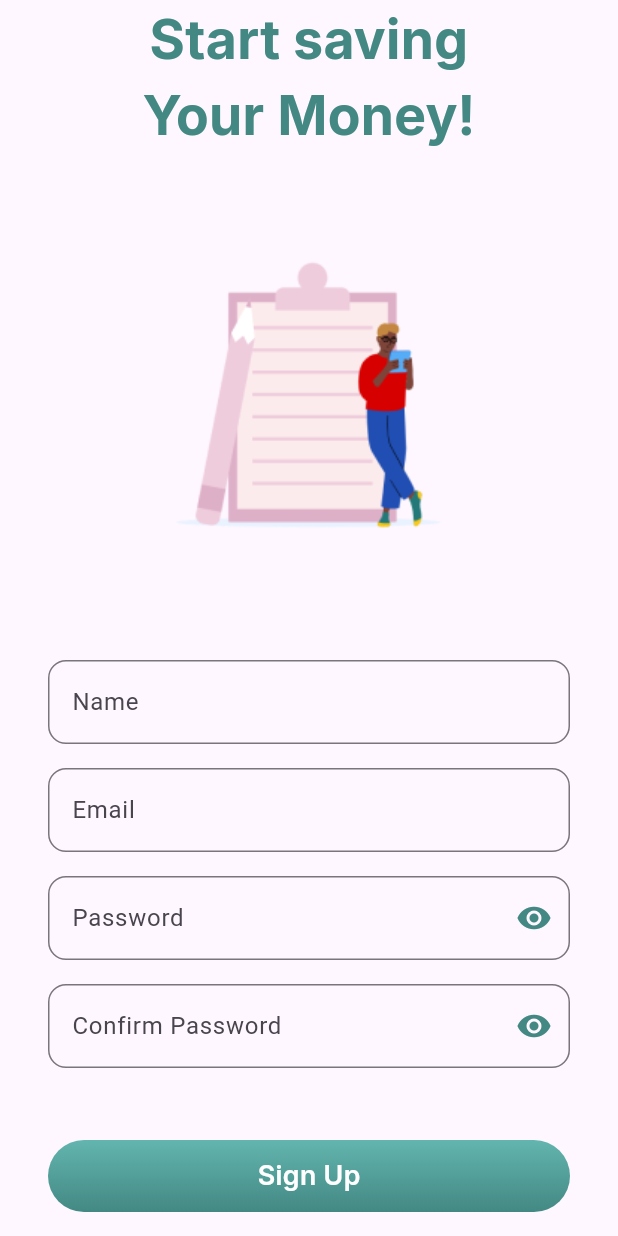
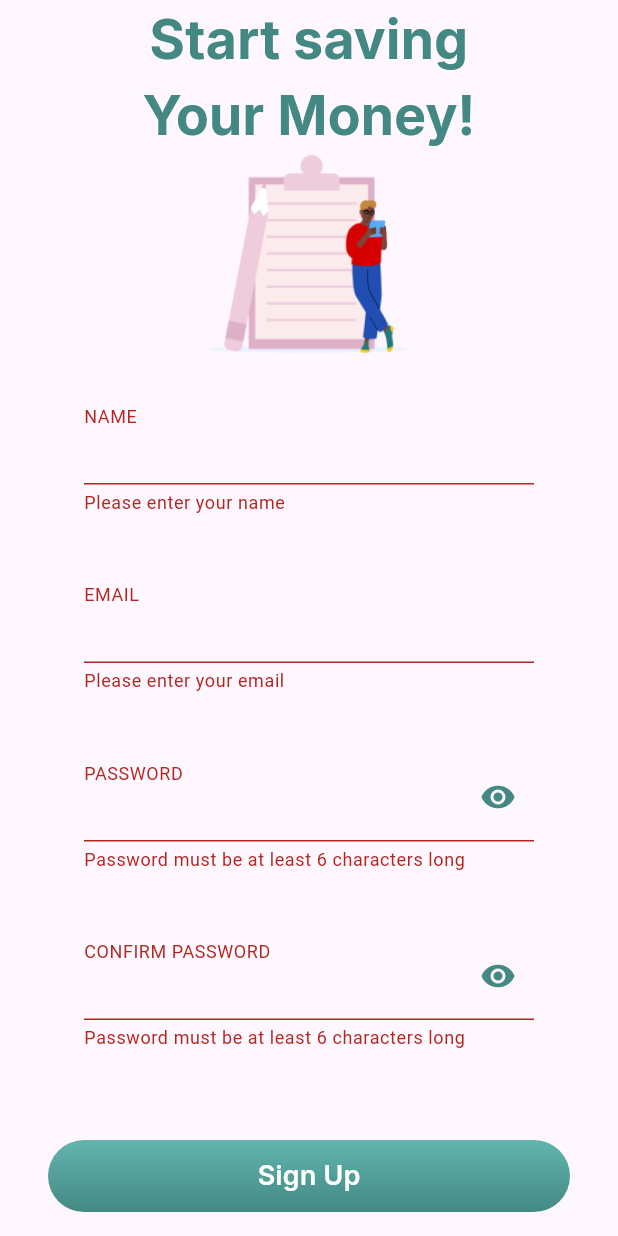
Before and after one commit to JuanYago/financy_app, a Flutter app: the SignUpPage screen opened directly, after a tap on "Sign Up", on a phone screen of 412 x 824 dp. Run offline on Flutter 3.47's test engine with Material 3 defaults, Android fonts, the phone set to English and light mode, and no system bars.

Commit message:
Refatora campos de formulário na página de cadastro para usar CustomTextFormField e PasswordFormField

```diff
--- a/lib/common/widgets/custom_text_form_field.dart
+++ b/lib/common/widgets/custom_text_form_field.dart
@@ -112,7 +112,6 @@ class _CustomTextFormFieldState extends State<CustomTextFormField> {
         textCapitalization:
             widget.textCapitalization ?? TextCapitalization.none,
         decoration: InputDecoration(
-          errorMaxLines: 3,
           helperText: _helperText,
           helperMaxLines: 3,
           suffixIcon: widget.suffixIcon,
--- a/lib/common/widgets/password_form_field.dart
+++ b/lib/common/widgets/password_form_field.dart
@@ -28,7 +28,7 @@ class PasswordFormField extends StatefulWidget {
     this.focusNode,
     this.onTap,
     this.onTapOutside,
-    this.onEditingComplete,
+    this.onEditingComplete, required Null Function() toggleVisibility, required bool obscureText,
   });
 
   @override
@@ -41,6 +41,7 @@ class _PasswordFormFieldState extends State<PasswordFormField> {
   @override
   Widget build(BuildContext context) {
     return CustomTextFormField(
+
       onTap: widget.onTap,
       onEditingComplete: widget.onEditingComplete ??
           () {
--- a/lib/features/signup/sign_up_page.dart
+++ b/lib/features/signup/sign_up_page.dart
@@ -1,5 +1,7 @@
 import 'package:financy_app/common/constants/app_colors.dart';
 import 'package:financy_app/common/constants/app_text_styles.dart';
+import 'package:financy_app/common/widgets/custom_text_form_field.dart';
+import 'package:financy_app/common/widgets/password_form_field.dart';
 import 'package:financy_app/common/widgets/primary_button.dart';
 import 'package:flutter/material.dart';
 
@@ -14,6 +16,8 @@ class _SignUpPageState extends State<SignUpPage> {
   final _formKey = GlobalKey<FormState>();
   bool _obscureTextPassword = true; // Campo de estado para controlar a visibilidade da senha
   bool _obscureTextConfirmPassword = true; // Campo de estado para controlar a visibilidade da confirmação de senha
+  final TextEditingController _passwordController = TextEditingController();
+  final TextEditingController _confirmPasswordController = TextEditingController();
 
   @override
   Widget build(BuildContext context) {
@@ -47,7 +51,7 @@ class _SignUpPageState extends State<SignUpPage> {
               key: _formKey,
               child: Column(
                 children: [
-                  _buildTextFormField(
+                  CustomTextFormField(
                     labelText: 'Name',
                     validator: (value) {
                       if (value == null || value.isEmpty) {
@@ -57,7 +61,7 @@ class _SignUpPageState extends State<SignUpPage> {
                     },
                   ),
                   const SizedBox(height: 16.0),
-                  _buildTextFormField(
+                  CustomTextFormField(
                     labelText: 'Email',
                     validator: (value) {
                       if (value == null || value.isEmpty) {
@@ -69,7 +73,8 @@ class _SignUpPageState extends State<SignUpPage> {
                     },
                   ),
                   const SizedBox(height: 16.0),
-                  _buildTextFormField(
+                  PasswordFormField(
+                    controller: _passwordController,
                     labelText: 'Password',
                     obscureText: _obscureTextPassword,
                     toggleVisibility: () {
@@ -85,7 +90,8 @@ class _SignUpPageState extends State<SignUpPage> {
                     },
                   ),
                   const SizedBox(height: 16.0),
-                  _buildTextFormField(
+                  PasswordFormField(
+                    controller: _confirmPasswordController,
                     labelText: 'Confirm Password',
                     obscureText: _obscureTextConfirmPassword,
                     toggleVisibility: () {
@@ -96,6 +102,8 @@ class _SignUpPageState extends State<SignUpPage> {
                     validator: (value) {
                       if (value == null || value.length < 6) {
                         return 'Password must be at least 6 characters long';
+                      }else if (value != _passwordController.text) {
+                        return 'Passwords do not match';
                       }
                       return null;
                     },
@@ -105,53 +113,19 @@ class _SignUpPageState extends State<SignUpPage> {
             ),
           ),
           const SizedBox(height: 16.0),
-           Padding(
+          Padding(
             padding: const EdgeInsets.symmetric(horizontal: 32.0, vertical: 16.0),
             child: PrimaryButton(
               onPressed: () {
-                Navigator.push(
-                  context,
-                  MaterialPageRoute(
-                    builder: (context) =>  SignUpPage(),
-                  ),
-                );
+                if (_formKey.currentState!.validate()) {
+
+                }
               },
               text: 'Sign Up',
             ),
           ),
         ],
       ),
-
-    );
-  }
-
-  Widget _buildTextFormField({
-    required String labelText,
-    bool obscureText = false,
-    required String? Function(String?) validator,
-    VoidCallback? toggleVisibility,
-  }) {
-    return TextFormField(
-      obscureText: obscureText,
-      decoration: InputDecoration(
-        suffixIcon: toggleVisibility != null
-            ? InkWell(
-                onTap: toggleVisibility,
-                child: Icon(
-                  obscureText ? Icons.visibility : Icons.visibility_off,
-                  color: AppColors.secondaryColor,
-                ),
-              )
-            : null,
-        labelText: labelText,
-        hintStyle: AppTextStyles.smallText.copyWith(
-          color: AppColors.secondaryColor,
-        ),
-        border: OutlineInputBorder(
-          borderRadius: BorderRadius.circular(12.0),
-        ),
-      ),
-      validator: validator,
     );
   }
 }
```
